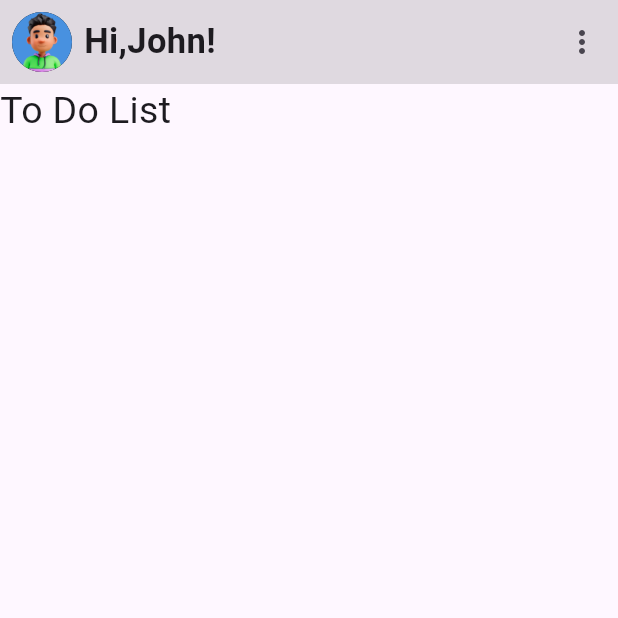
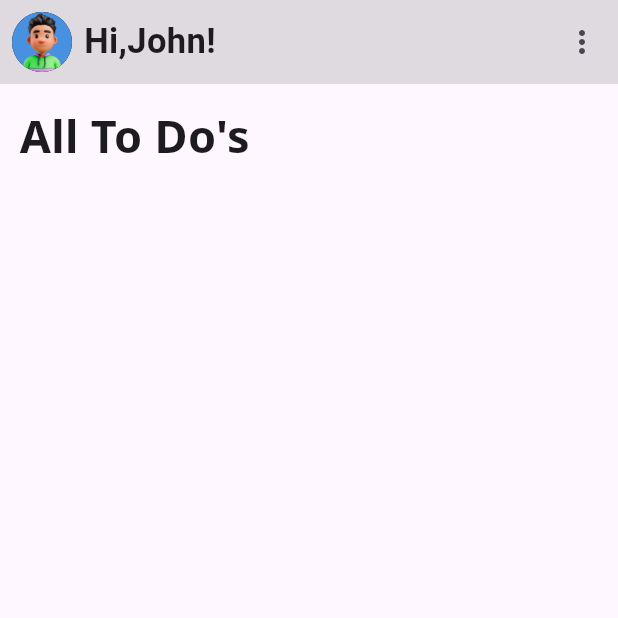
Before and after one commit to Ayushhhshh/task_tracker, a Flutter app: the screen it shows after launch, on a phone screen of 412 x 824 dp, the top half of it. Run offline on Flutter 3.47's test engine with Material 3 defaults, Android fonts, the phone set to English and light mode, and no system bars; our stand-ins replace google_fonts.

```diff
--- a/lib/home.dart
+++ b/lib/home.dart
@@ -1,5 +1,6 @@
 import 'package:flutter/material.dart';
-import 'package:task_tracker/appbar.dart';
+import 'package:task_tracker/widgets/appbar.dart';
+import 'package:google_fonts/google_fonts.dart';
 
 class HomePage extends StatelessWidget {
   const HomePage({super.key});
@@ -8,10 +9,26 @@ class HomePage extends StatelessWidget {
   Widget build(BuildContext context) {
     return  Scaffold(
       appBar: appBar(),
-      body: const Text("To Do List", style: TextStyle(fontSize: 25,),),
+      body: ListView(
+        children:  [Padding(
+          padding: const EdgeInsets.all(8.0),
+          child: Padding(
+            padding: const EdgeInsets.all(5.0),
+            child: Text('All To Do\'s',
+              style: GoogleFonts.notoSans(
+                textStyle: const TextStyle(
+                  fontSize: 30,
+                  fontWeight: FontWeight.bold,
+                  fontStyle: FontStyle.normal,
+                ),
+              ),
+            ),
+          ),
+        )],
+      ),
+
     );
   }
 
 
-
 }
```
Also changed, not shown: lib/widgets/appbar.dart (renamed from lib/appbar.dart), 3 other files.
